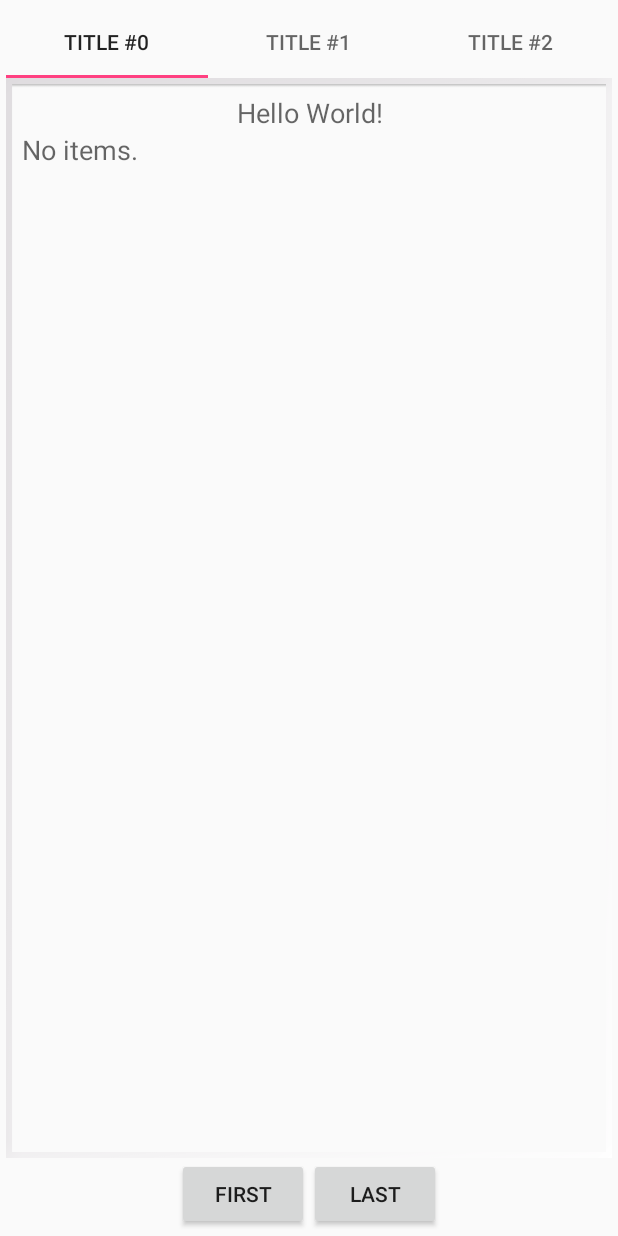
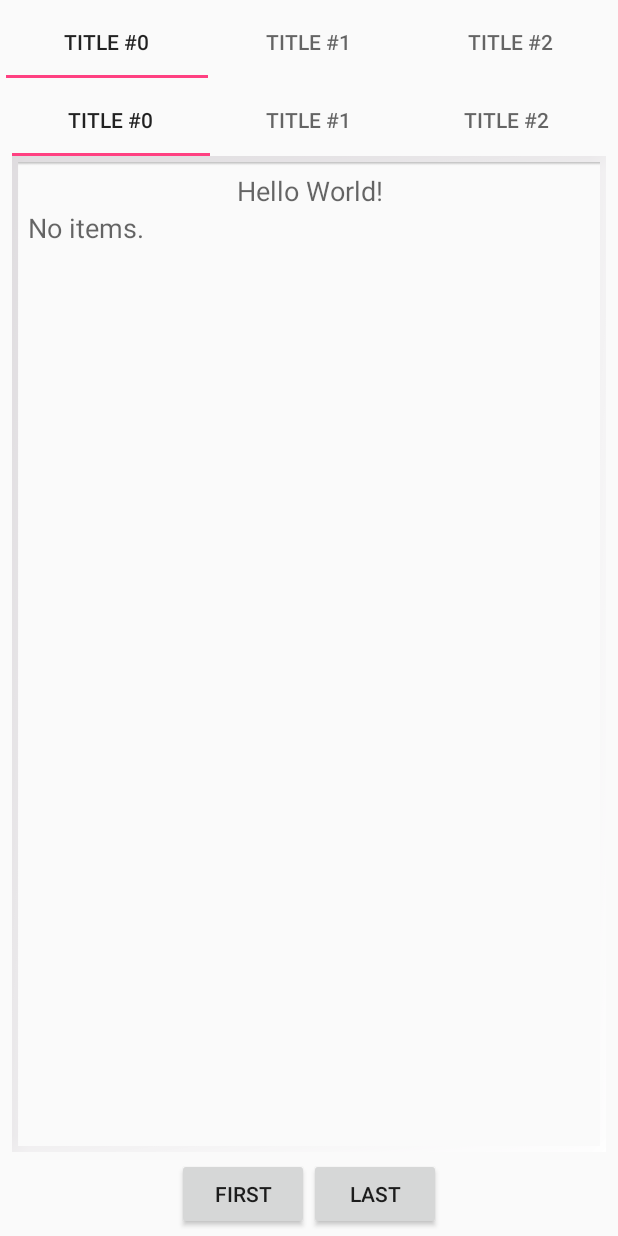
Before and after one commit to issacnitin/MenuListing, an Android app: the screen it shows after launch (MainActivity), on a phone screen of 412 x 824 dp. Run offline under Robolectric (Android 15) with nearby library versions, the phone set to English and light mode, and no system bars; 3 statements that could not run were skipped.

Commit message:
Nested tabs view

```diff
--- a/app/src/main/java/com/beerwithai/listmenu/MainActivity.java
+++ b/app/src/main/java/com/beerwithai/listmenu/MainActivity.java
@@ -87,6 +87,60 @@ public class MainActivity extends FragmentActivity {
 
         @Override
         public Fragment getItem(int position) {
+            return new SubTabFragment();
+        }
+
+        @Override
+        public CharSequence getPageTitle(int position) {
+            return "Title #" + position;
+        }
+    }
+
+    public static class SubTabFragment extends Fragment {
+
+        MyAdapter2 mAdapter;
+
+        ViewPager mPager;
+
+        SubTabFragment newInstance(int num) {
+            SubTabFragment f = new SubTabFragment();
+
+            // Supply num input as an argument.
+            Bundle args = new Bundle();
+            args.putInt("num", num);
+            f.setArguments(args);
+
+            return f;
+        }
+
+        @Override
+        public View onCreateView(LayoutInflater inflater, ViewGroup container,
+                                 Bundle savedInstanceState) {
+            View v = inflater.inflate(R.layout.content_main, container, false);
+            mAdapter = new MyAdapter2(getChildFragmentManager());
+
+            mPager = (ViewPager)v.findViewById(R.id.pager2);
+            mPager.setAdapter(mAdapter);
+
+            TabLayout tabLayout = (TabLayout)v.findViewById(R.id.tab_layout2);
+            tabLayout.setupWithViewPager(mPager);
+
+            return v;
+        }
+    }
+
+    public static class MyAdapter2 extends FragmentPagerAdapter {
+        public MyAdapter2(FragmentManager fm) {
+            super(fm);
+        }
+
+        @Override
+        public int getCount() {
+            return NUM_ITEMS;
+        }
+
+        @Override
+        public Fragment getItem(int position) {
             return ArrayListFragment.newInstance(position);
         }
 
@@ -130,7 +184,7 @@ public class MainActivity extends FragmentActivity {
         @Override
         public View onCreateView(LayoutInflater inflater, ViewGroup container,
                                  Bundle savedInstanceState) {
-            View v = inflater.inflate(R.layout.content_main, container, false);
+            View v = inflater.inflate(R.layout.listview, container, false);
             View tv = v.findViewById(R.id.text);
             if(mNum < lines.length)
             ((TextView)tv).setText("Fragment #" + mNum);
--- a/app/src/main/res/layout/content_main.xml
+++ b/app/src/main/res/layout/content_main.xml
@@ -1,36 +1,20 @@
 <LinearLayout xmlns:android="http://schemas.android.com/apk/res/android"
-    android:orientation="vertical"
-    android:layout_width="match_parent"
-    android:layout_height="match_parent"
-    android:background="@android:drawable/gallery_thumb">
+    android:orientation="vertical" android:padding="4dip"
+    android:gravity="center_horizontal"
+    android:layout_width="match_parent" android:layout_height="match_parent">
 
-    <TextView android:id="@+id/text"
-        android:layout_width="match_parent" android:layout_height="wrap_content"
-        android:gravity="center_vertical|center_horizontal"
-        android:textAppearance="?android:attr/textAppearanceMedium"
-        android:text="@string/hello_world"/>
+    <android.support.v4.view.ViewPager
+        android:id="@+id/pager2"
+        android:layout_width="match_parent"
+        android:layout_height="0px"
+        android:layout_weight="0.87">
 
-    <!-- The frame layout is here since we will be showing either
-    the empty view or the list view.  -->
-    <FrameLayout
-        android:layout_width="match_parent"
-        android:layout_height="0dip"
-        android:layout_weight="1" >
-        <!-- Here is the list. Since we are using a ListActivity, we
-             have to call it "@android:id/list" so ListActivity will
-             find it -->
-        <ListView android:id="@android:id/list"
+        <android.support.design.widget.TabLayout
             android:layout_width="match_parent"
-            android:layout_height="match_parent"
-            android:drawSelectorOnTop="false"/>
+            android:layout_height="wrap_content"
+            android:layout_gravity="top"
+            android:id="@+id/tab_layout2"/>
 
-        <!-- Here is the view to show if the list is emtpy -->
-        <TextView android:id="@android:id/empty"
-            android:layout_width="match_parent"
-            android:layout_height="match_parent"
-            android:textAppearance="?android:attr/textAppearanceMedium"
-            android:text="No items."/>
-
-    </FrameLayout>
+    </android.support.v4.view.ViewPager>
 
 </LinearLayout>
--- /dev/null
+++ b/app/src/main/res/layout/listview.xml
@@ -0,0 +1,36 @@
+<LinearLayout xmlns:android="http://schemas.android.com/apk/res/android"
+    android:orientation="vertical"
+    android:layout_width="match_parent"
+    android:layout_height="match_parent"
+    android:background="@android:drawable/gallery_thumb">
+
+    <TextView android:id="@+id/text"
+        android:layout_width="match_parent" android:layout_height="wrap_content"
+        android:gravity="center_vertical|center_horizontal"
+        android:textAppearance="?android:attr/textAppearanceMedium"
+        android:text="@string/hello_world"/>
+
+    <!-- The frame layout is here since we will be showing either
+    the empty view or the list view.  -->
+    <FrameLayout
+        android:layout_width="match_parent"
+        android:layout_height="0dip"
+        android:layout_weight="1" >
+        <!-- Here is the list. Since we are using a ListActivity, we
+             have to call it "@android:id/list" so ListActivity will
+             find it -->
+        <ListView android:id="@android:id/list"
+            android:layout_width="match_parent"
+            android:layout_height="match_parent"
+            android:drawSelectorOnTop="false"/>
+
+        <!-- Here is the view to show if the list is emtpy -->
+        <TextView android:id="@android:id/empty"
+            android:layout_width="match_parent"
+            android:layout_height="match_parent"
+            android:textAppearance="?android:attr/textAppearanceMedium"
+            android:text="No items."/>
+
+    </FrameLayout>
+
+</LinearLayout>
```
